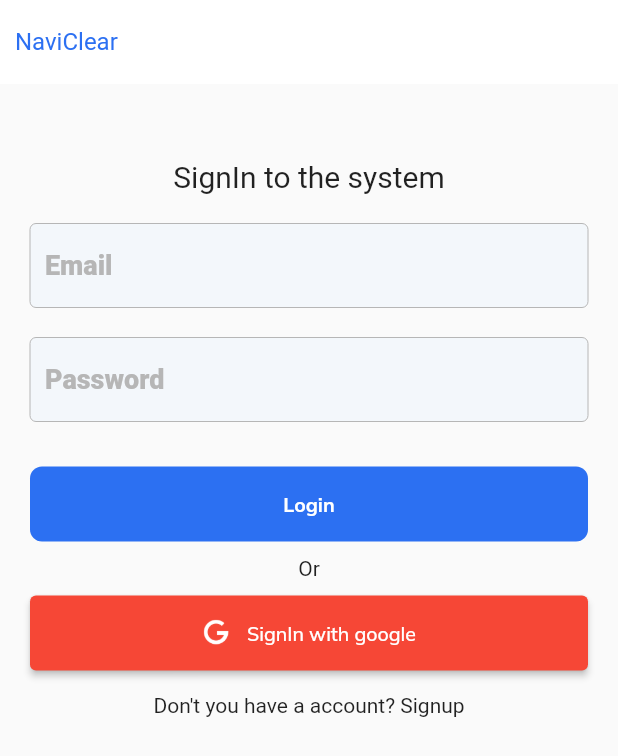
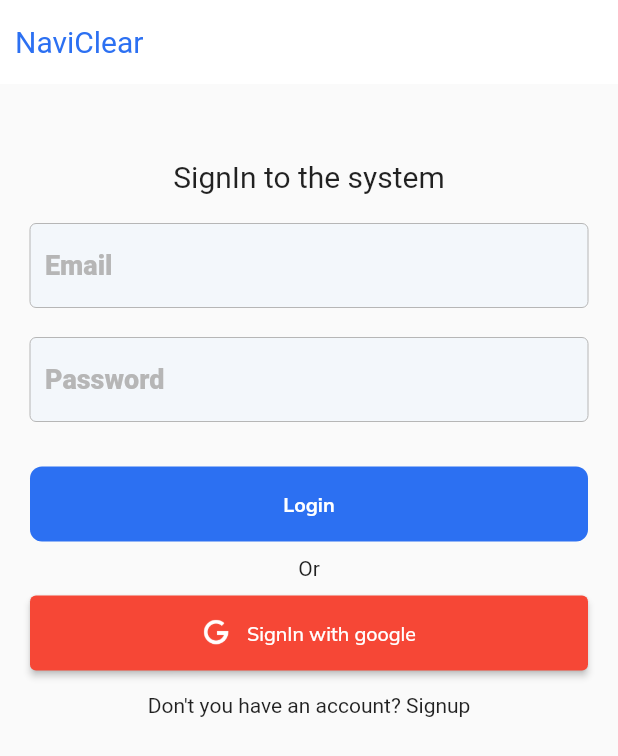
Before and after one commit to Daham2000/nsbm_navi_clear, a Flutter app: the screen it shows after launch, after a tap on "SignIn with google", on a phone screen of 412 x 824 dp. Shown: the top 756 px of the screen. Run offline on Flutter 3.47's test engine with Material 2 defaults, Android fonts, the phone set to English and light mode, and no system bars; our stand-ins replace cloud_firestore, email_validator, firebase_auth, firebase_core, firebase_storage, flutter_bloc and 3 more; accounts and stored records are empty; network calls fail; Roboto replaces fonts that are missing (Avenir).

```diff
--- a/lib/db/auth.dart
+++ b/lib/db/auth.dart
@@ -47,6 +47,7 @@ class Auth {
   }
 
   Future<void> logout() async {
+    await GoogleSignIn().signOut();
     await auth.signOut();
   }
 
@@ -58,12 +59,12 @@ class Auth {
   Future<UserCredential?> signInWithGoogle() async {
     try {
       final GoogleSignInAccount? googleUser = await GoogleSignIn().signIn();
-
       final GoogleSignInAuthentication? googleAuth =
           await googleUser?.authentication;
       CollectionReference users =
           FirebaseFirestore.instance.collection('users');
-      final u = await users.where('email', isNotEqualTo: googleUser?.email).get();
+      print(googleUser?.email);
+      final u = await users.where('email', isEqualTo: googleUser?.email).get();
       if(u.docs.isEmpty){
         await users
             .add({
--- a/lib/main.dart
+++ b/lib/main.dart
@@ -16,7 +16,7 @@ class MyApp extends StatelessWidget {
   @override
   Widget build(BuildContext context) {
     final materialApp = MaterialApp(
-      title: 'Navi Clear',
+      title: 'NaviClear',
       debugShowCheckedModeBanner: false,
       theme: ThemeData(
         primarySwatch: Colors.blue,
--- a/lib/ui/home_page/sub_pages/favourite_view.dart
+++ b/lib/ui/home_page/sub_pages/favourite_view.dart
@@ -1,7 +1,6 @@
 import 'package:cloud_firestore/cloud_firestore.dart';
 import 'package:flutter/material.dart';
 
-import '../../../db/location_api.dart';
 import '../../../theme/styled_colors.dart';
 import '../../widgets/basic_widget.dart';
 
--- a/lib/ui/login_page/login_page_view.dart
+++ b/lib/ui/login_page/login_page_view.dart
@@ -318,7 +318,7 @@ class _LoginPageViewState extends State<LoginPageView> {
                     padding:
                         EdgeInsets.symmetric(horizontal: 20.0, vertical: 10.0),
                     child: Text(
-                      "Don't you have a account? Signup",
+                      "Don't you have an account? Signup",
                       style: TextStyle(fontSize: 14),
                       textAlign: TextAlign.center,
                     ),
--- a/lib/ui/root_page/root_page_view.dart
+++ b/lib/ui/root_page/root_page_view.dart
@@ -19,8 +19,12 @@ class _RootViewState extends State<RootView> {
   bool isLoading = true;
 
   void checkLogin()async{
+    setState(() {
+      isLoading = true;
+    });
     final User? user = await Auth().getLoggedUser();
     if(user!=null){
+      await Future.delayed(const Duration(seconds: 5));
       setState(() {
         isLoading = false;
       });
@@ -52,9 +56,9 @@ class _RootViewState extends State<RootView> {
         children: [
           Image.asset(
             Assets.logo,
-            height: 60,
+            height: 30,
           ),
-          const SizedBox(height: 7.0,),
+          const SizedBox(height: 25.0,),
           const CircularProgressIndicator(
             color: StyledColor.blurPrimary,
           ),
--- a/lib/ui/widgets/basic_widget.dart
+++ b/lib/ui/widgets/basic_widget.dart
@@ -38,7 +38,7 @@ class AppBarLogo extends StatelessWidget {
             "NaviClear",
             style: TextStyle(
               color: StyledColor.blurPrimary,
-              fontSize: 16.0,
+              fontSize: 20.0,
             ),
           ),
         ],
```
Also changed, not shown: lib/ui/home_page/sub_pages/navigation_view.dart (+8 -0 lines).
